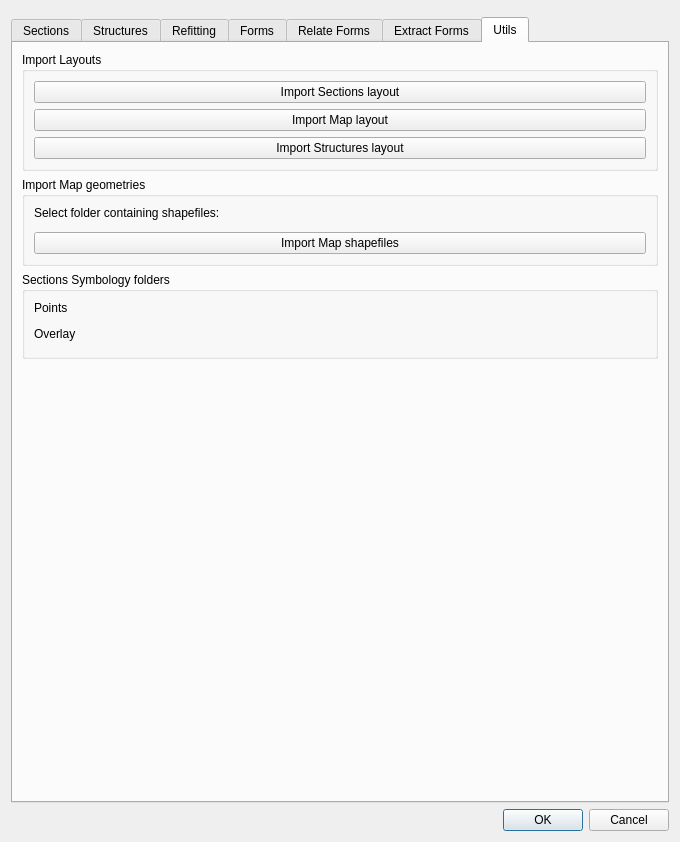
Above: sugar_tools_dialog.ui from psigcat/sugartools before the change. Below: the same form after it.
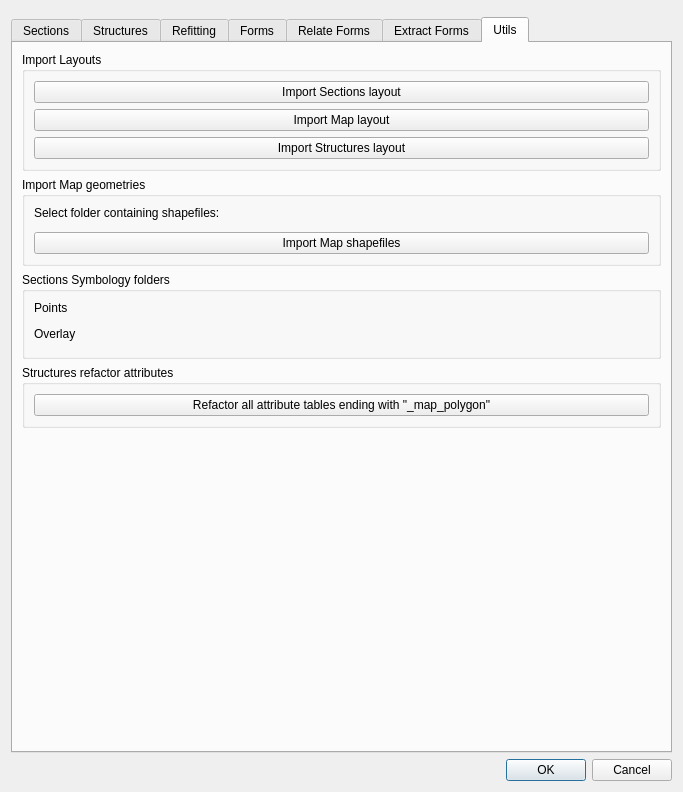
That is the form after the change. The open tabs and pages were chosen to show the change. Custom widgets are drawn as their Qt base class.

Commit message: tool 2 structures: modify attribute tables _map_polygon, see #23

```diff
--- a/sugar_tools_dialog.ui
+++ b/sugar_tools_dialog.ui
@@ -6,8 +6,8 @@
    <rect>
     <x>0</x>
     <y>0</y>
-    <width>680</width>
-    <height>842</height>
+    <width>683</width>
+    <height>792</height>
    </rect>
   </property>
   <property name="windowTitle">
@@ -878,6 +878,22 @@
          </layout>
         </widget>
        </item>
+       <item>
+        <widget class="QGroupBox" name="groupBox_10">
+         <property name="title">
+          <string>Structures refactor attributes</string>
+         </property>
+         <layout class="QVBoxLayout" name="verticalLayout_10">
+          <item>
+           <widget class="QPushButton" name="refactor_structures_attr_btn">
+            <property name="text">
+             <string>Refactor all attribute tables ending with &quot;_map_polygon&quot;</string>
+            </property>
+           </widget>
+          </item>
+         </layout>
+        </widget>
+       </item>
        <item>
         <spacer name="verticalSpacer">
          <property name="orientation">
```
The commit also changes 2 other files.
